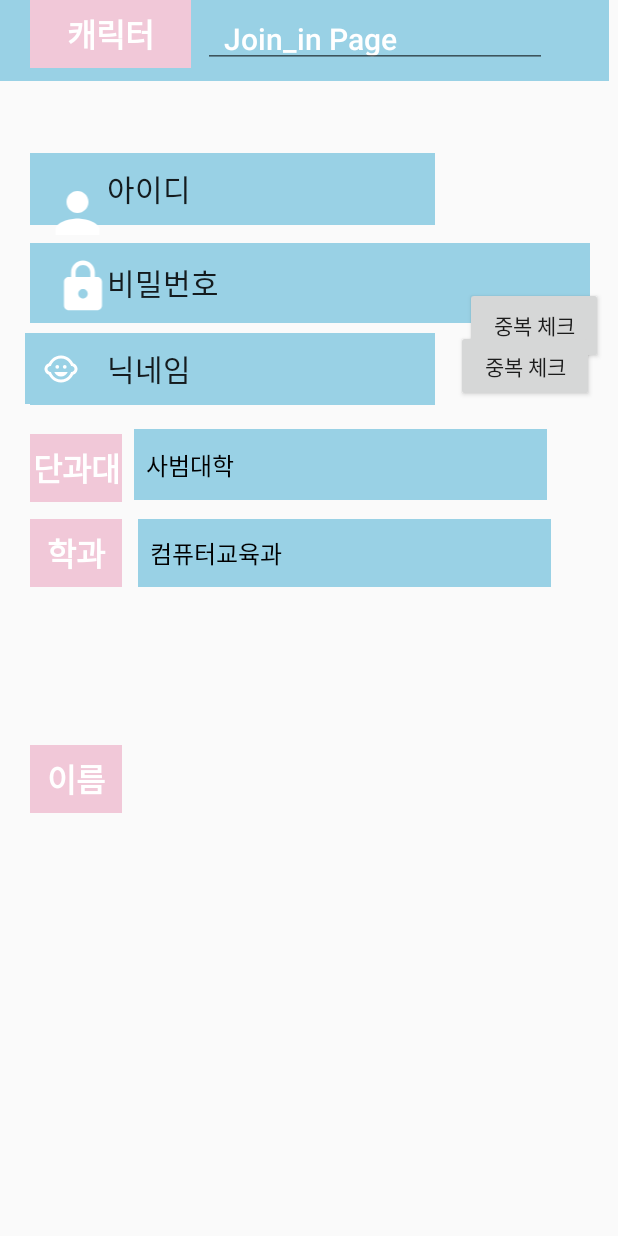
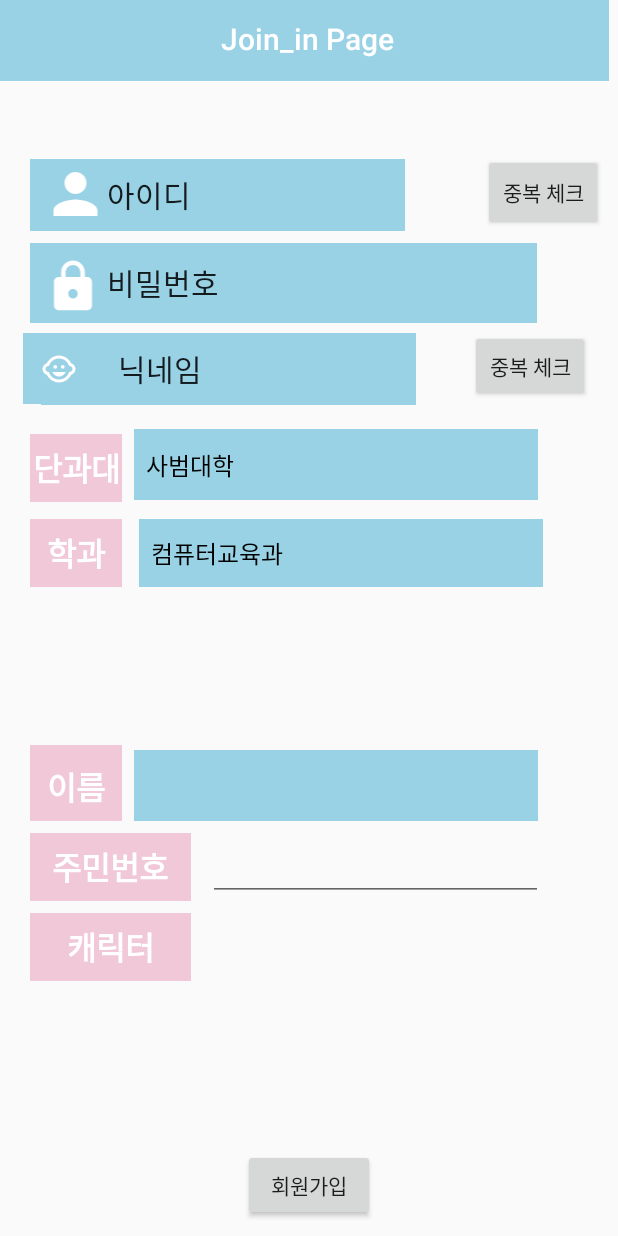
Before and after one commit to seo05048/MyApplication2, an Android app: the JoinActivity screen opened directly, with no data from a screen before it, on a phone screen of 412 x 824 dp. Run offline under Robolectric (Android 15) with nearby library versions, the phone set to English and light mode, and no system bars.

Commit message:
로그인시도

```diff
--- a/app/src/main/java/com/example/myapplication/JoinActivity.java
+++ b/app/src/main/java/com/example/myapplication/JoinActivity.java
@@ -1,13 +1,34 @@
 package com.example.myapplication;
 
+import android.content.Intent;
+import android.database.Cursor;
+import android.database.sqlite.SQLiteDatabase;
 import android.support.v7.app.AppCompatActivity;
 import android.os.Bundle;
+import android.view.View;
 import android.widget.ArrayAdapter;
+import android.widget.Button;
+import android.widget.EditText;
 import android.widget.Spinner;
+import android.widget.Toast;
 
 public class JoinActivity extends AppCompatActivity {
     private ArrayAdapter adapter;
     private Spinner spinner;
+
+    int version = 1;
+    DatabaseOpenHelper helper;
+    SQLiteDatabase database;
+
+    EditText idEditText;
+    EditText pwEditText;
+    Button btnJoin;
+
+    String sql;
+    Cursor cursor;
+
+
+
 
     @Override
     protected void onCreate(Bundle savedInstanceState) {
@@ -24,6 +45,50 @@ public class JoinActivity extends AppCompatActivity {
         spinner.setAdapter(adapter);
 
 
+        idEditText = (EditText) findViewById(R.id.username);
+        pwEditText = (EditText) findViewById(R.id.password);
+
+        btnJoin = (Button) findViewById(R.id.button3);
+
+        helper = new DatabaseOpenHelper(JoinActivity.this, DatabaseOpenHelper.tableName, null, version);
+        database = helper.getWritableDatabase();
+
+        btnJoin.setOnClickListener(new View.OnClickListener(){
+            @Override
+            public void onClick(View view) {
+
+                String id = idEditText.getText().toString();
+                String pw = pwEditText.getText().toString();
+
+                if(id.length() == 0 || pw.length() == 0) {
+                    //아이디와 비밀번호는 필수 입력사항입니다.
+                    Toast toast = Toast.makeText(JoinActivity.this, "아이디와 비밀번호는 필수 입력사항입니다.", Toast.LENGTH_SHORT);
+                    toast.show();
+                    return;
+                }
+
+                sql = "SELECT id FROM "+ helper.tableName + " WHERE id = '" + id + "'";
+                cursor = database.rawQuery(sql, null);
+
+                if(cursor.getCount() != 0){
+                    //존재하는 아이디입니다.
+                    Toast toast = Toast.makeText(JoinActivity.this, "존재하는 아이디입니다.", Toast.LENGTH_SHORT);
+                    toast.show();
+                }else{
+                    helper.insertUser(database,id,pw);
+                    Toast toast = Toast.makeText(JoinActivity.this, "가입이 완료되었습니다. 로그인을 해주세요.", Toast.LENGTH_SHORT);
+                    toast.show();
+                    Intent intent = new Intent(getApplicationContext(),LoginActivity.class);
+                    startActivity(intent);
+                    finish();
+                }
+            }
+        });
+
+
+
+
+
     }
 
 }
--- a/app/src/main/res/layout/activity_join.xml
+++ b/app/src/main/res/layout/activity_join.xml
@@ -32,21 +32,18 @@
 
     <Button
         android:id="@+id/button6"
-        android:layout_width="92dp"
+        android:layout_width="80dp"
         android:layout_height="51dp"
-        android:layout_marginTop="102dp"
         android:layout_marginEnd="10dp"
         android:layout_marginRight="10dp"
-        android:layout_marginBottom="581dp"
+        android:layout_marginBottom="8dp"
         android:text="중복 체크"
-        app:layout_constraintBottom_toBottomOf="parent"
-        app:layout_constraintEnd_toEndOf="parent"
-        app:layout_constraintTop_toTopOf="parent"
-        app:layout_constraintVertical_bias="1.0" />
+        app:layout_constraintBottom_toTopOf="@+id/editText11"
+        app:layout_constraintEnd_toEndOf="parent" />
 
     <EditText
         android:id="@+id/editText10"
-        android:layout_width="275dp"
+        android:layout_width="269dp"
         android:layout_height="47dp"
         android:layout_marginStart="8dp"
         android:layout_marginLeft="8dp"
@@ -67,7 +64,7 @@
 
     <EditText
         android:id="@+id/editText12"
-        android:layout_width="270dp"
+        android:layout_width="250dp"
         android:layout_height="48dp"
         android:layout_marginStart="20dp"
         android:layout_marginLeft="20dp"
@@ -85,7 +82,7 @@
         app:layout_constraintHorizontal_bias="0.0"
         app:layout_constraintStart_toStartOf="parent"
         app:layout_constraintTop_toTopOf="parent"
-        app:layout_constraintVertical_bias="0.0" />
+        app:layout_constraintVertical_bias="1.0" />
 
     <android.support.constraint.ConstraintLayout
         android:id="@+id/appBarLayout5"
@@ -109,14 +106,14 @@
             android:text="Join_in Page"
             android:textAppearance="@style/TextAppearance.Widget.AppCompat.Toolbar.Title"
             app:layout_constraintEnd_toEndOf="parent"
-            app:layout_constraintHorizontal_bias="0.0"
+            app:layout_constraintHorizontal_bias="0.428"
             app:layout_constraintStart_toStartOf="parent"
             app:layout_constraintTop_toTopOf="parent" />
     </android.support.constraint.ConstraintLayout>
 
     <EditText
         android:id="@+id/editText8"
-        android:layout_width="270dp"
+        android:layout_width="250dp"
         android:layout_height="48dp"
         android:layout_marginStart="20dp"
         android:layout_marginLeft="20dp"
@@ -131,14 +128,14 @@
         android:textAppearance="@style/TextAppearance.Widget.AppCompat.Toolbar.Title"
         app:layout_constraintBottom_toTopOf="@+id/college"
         app:layout_constraintEnd_toStartOf="@+id/button5"
-        app:layout_constraintHorizontal_bias="0.0"
+        app:layout_constraintHorizontal_bias="0.2"
         app:layout_constraintStart_toStartOf="parent"
         app:layout_constraintTop_toTopOf="parent"
         app:layout_constraintVertical_bias="0.0" />
 
     <EditText
         android:id="@+id/editText11"
-        android:layout_width="373dp"
+        android:layout_width="338dp"
         android:layout_height="53dp"
         android:layout_marginStart="20dp"
         android:layout_marginLeft="20dp"
@@ -163,21 +160,23 @@
         android:layout_height="44dp"
         android:layout_marginStart="15dp"
         android:layout_marginLeft="15dp"
+        android:layout_marginTop="102dp"
         android:layout_marginEnd="8dp"
         android:layout_marginRight="8dp"
-        android:layout_marginBottom="8dp"
+        android:layout_marginBottom="15dp"
         app:layout_constraintBottom_toTopOf="@+id/imageView9"
         app:layout_constraintEnd_toEndOf="@+id/editText12"
         app:layout_constraintHorizontal_bias="0.059"
         app:layout_constraintStart_toStartOf="parent"
+        app:layout_constraintTop_toTopOf="parent"
         app:srcCompat="@drawable/ic_person_black_24dp" />
 
     <ImageView
         android:id="@+id/imageView9"
         android:layout_width="52dp"
         android:layout_height="38dp"
-        android:layout_marginStart="15dp"
-        android:layout_marginLeft="15dp"
+        android:layout_marginStart="10dp"
+        android:layout_marginLeft="10dp"
         android:layout_marginTop="166dp"
         android:layout_marginEnd="8dp"
         android:layout_marginRight="8dp"
@@ -192,12 +191,15 @@
 
     <Button
         android:id="@+id/button5"
-        android:layout_width="92dp"
+        android:layout_width="80dp"
         android:layout_height="48dp"
         android:layout_marginStart="304dp"
         android:layout_marginLeft="304dp"
         android:layout_marginTop="220dp"
+        android:layout_marginEnd="10dp"
+        android:layout_marginRight="10dp"
         android:text="중복 체크"
+        app:layout_constraintEnd_toEndOf="parent"
         app:layout_constraintStart_toStartOf="parent"
         app:layout_constraintTop_toTopOf="parent" />
 
@@ -205,8 +207,8 @@
         android:id="@+id/imageButton4"
         android:layout_width="48dp"
         android:layout_height="47dp"
-        android:layout_marginStart="15dp"
-        android:layout_marginLeft="15dp"
+        android:layout_marginStart="20dp"
+        android:layout_marginLeft="20dp"
         android:layout_marginTop="222dp"
         android:layout_marginEnd="224dp"
         android:layout_marginRight="224dp"
@@ -214,6 +216,7 @@
         android:background="#99D1E5"
         app:layout_constraintBottom_toTopOf="@+id/textView9"
         app:layout_constraintEnd_toEndOf="@+id/editText8"
+        app:layout_constraintHorizontal_bias="0.333"
         app:layout_constraintStart_toStartOf="parent"
         app:layout_constraintTop_toTopOf="parent"
         app:layout_constraintVertical_bias="0.0"
@@ -221,7 +224,7 @@
 
     <Spinner
         android:id="@+id/college"
-        android:layout_width="275dp"
+        android:layout_width="269dp"
         android:layout_height="47dp"
         android:layout_marginStart="8dp"
         android:layout_marginLeft="8dp"
@@ -239,7 +242,7 @@
 
     <Spinner
         android:id="@+id/major"
-        android:layout_width="275dp"
+        android:layout_width="269dp"
         android:layout_height="45dp"
         android:layout_marginStart="8dp"
         android:layout_marginLeft="8dp"
@@ -307,14 +310,15 @@
         android:layout_height="45dp"
         android:layout_marginStart="20dp"
         android:layout_marginLeft="20dp"
+        android:layout_marginBottom="170dp"
         android:background="#FFF1C8D8"
         android:gravity="center"
         android:text="캐릭터"
         android:textColor="#ffffff"
         android:textSize="21dp"
         android:textStyle="bold"
-        app:layout_constraintStart_toStartOf="parent"
-        tools:layout_editor_absoluteY="516dp" />
+        app:layout_constraintBottom_toBottomOf="parent"
+        app:layout_constraintStart_toStartOf="parent" />
 
     <TextView
         android:id="@+id/textView3"
@@ -356,17 +360,32 @@
 
     <EditText
         android:id="@+id/editText"
-        android:layout_width="229dp"
+        android:layout_width="223dp"
         android:layout_height="45dp"
         android:layout_marginStart="8dp"
         android:layout_marginLeft="8dp"
         android:layout_marginEnd="10dp"
         android:layout_marginRight="10dp"
+        android:layout_marginBottom="223dp"
         android:ems="10"
         android:inputType="numberDecimal"
+        app:layout_constraintBottom_toBottomOf="parent"
         app:layout_constraintEnd_toEndOf="parent"
-        app:layout_constraintHorizontal_bias="0.0"
-        app:layout_constraintStart_toEndOf="@+id/textView3"
-        tools:layout_editor_absoluteY="457dp" />
+        app:layout_constraintHorizontal_bias="0.081"
+        app:layout_constraintStart_toEndOf="@+id/textView3" />
+
+    <Button
+        android:id="@+id/button3"
+        android:layout_width="wrap_content"
+        android:layout_height="wrap_content"
+        android:layout_marginStart="120dp"
+        android:layout_marginLeft="120dp"
+        android:layout_marginEnd="120dp"
+        android:layout_marginRight="120dp"
+        android:layout_marginBottom="10dp"
+        android:text="회원가입"
+        app:layout_constraintBottom_toBottomOf="parent"
+        app:layout_constraintEnd_toEndOf="parent"
+        app:layout_constraintStart_toStartOf="parent" />
 
 </android.support.constraint.ConstraintLayout>
```
Also changed, not shown: app/src/main/java/com/example/myapplication/DatabaseOpenHelper.java (added, +48 -0 lines), app/src/main/java/com/example/myapplication/LoginActivity.java (added, +97 -0 lines).
